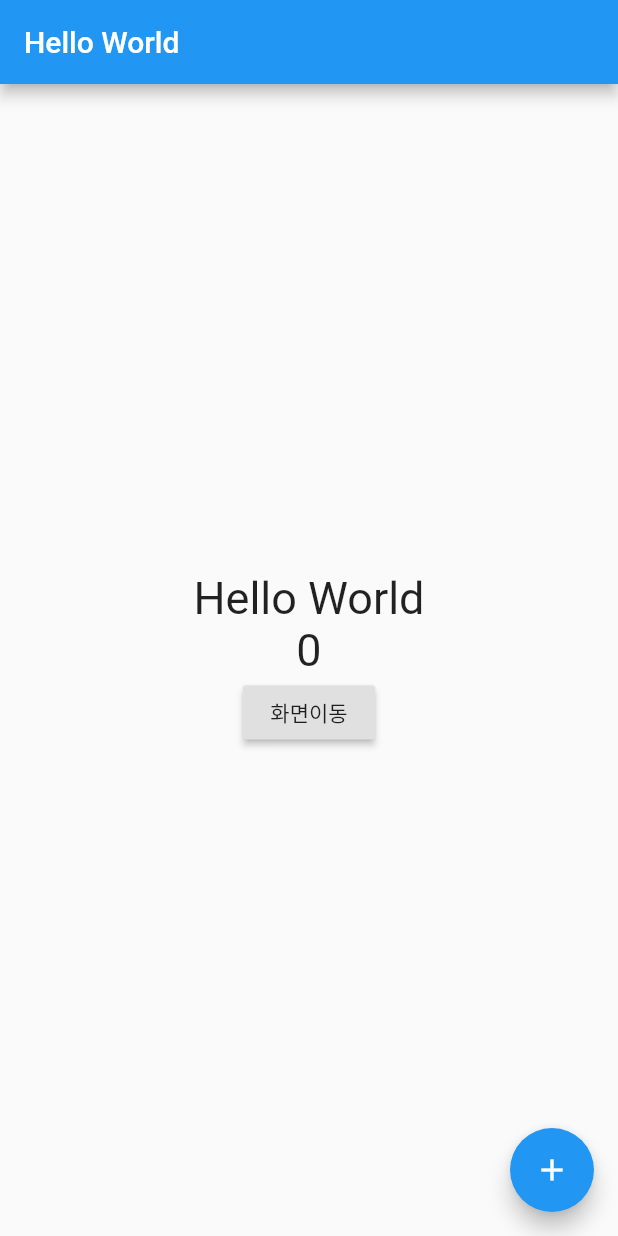
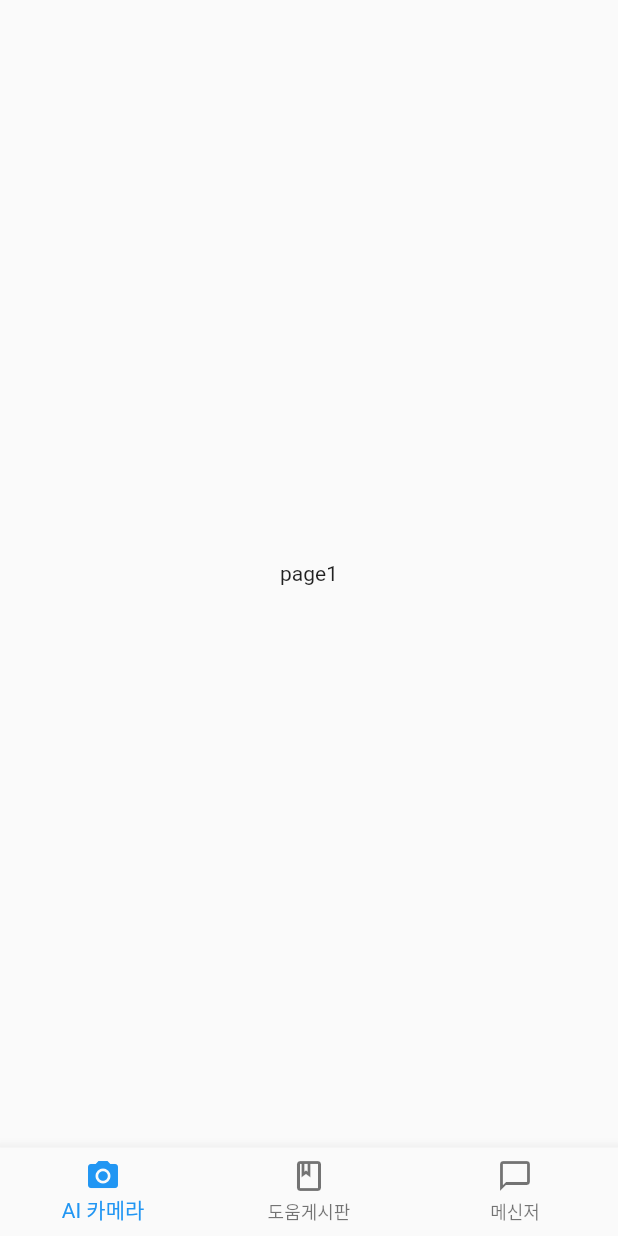
Before and after one commit to kucnea/seemeFlutter, a Flutter app: the screen it shows after launch, on a phone screen of 412 x 824 dp. Run offline on Flutter 3.47's test engine with Material 2 defaults, Android fonts, the phone set to English and light mode, and no system bars.

Commit message:
basic page setting

```diff
--- /dev/null
+++ b/lib/board_page.dart
@@ -0,0 +1,39 @@
+import 'package:flutter/material.dart';
+
+class BoardPage extends StatefulWidget {
+  const BoardPage({Key? key}) : super(key: key);
+
+  @override
+  State<BoardPage> createState() => _BoardPageState();
+}
+
+class _BoardPageState extends State<BoardPage> {
+  int _selectedIndex = 0;
+
+  List _pages = [
+    Text('page1'),
+    Text('page2'),
+    Text('page3'),
+  ];
+
+  @override
+  Widget build(BuildContext context) {
+    return Scaffold(
+      body: Center(child: _pages[_selectedIndex],),
+      bottomNavigationBar: BottomNavigationBar(
+        onTap: _onItemTapped,
+        currentIndex: _selectedIndex,
+        items: <BottomNavigationBarItem>[
+        BottomNavigationBarItem(icon: Icon(Icons.camera_alt), label: 'AI 카메라'),
+        BottomNavigationBarItem(icon: Icon(Icons.book_outlined), label: '도움게시판'),
+        BottomNavigationBarItem(icon: Icon(Icons.chat_bubble_outline), label: '메신저'),
+      ],),
+    );
+  }
+
+  void _onItemTapped(int index) {
+    setState(() {
+      _selectedIndex = index;
+    });
+  }
+}
--- a/lib/main.dart
+++ b/lib/main.dart
@@ -1,5 +1,5 @@
 import 'package:flutter/material.dart';
-import 'cuperino_page.dart';
+import 'package:seeme/root_page.dart';
 
 void main() {
   runApp(const MyApp());
@@ -12,69 +12,11 @@ class MyApp extends StatelessWidget {
   @override
   Widget build(BuildContext context) {
     return MaterialApp(
-      title: 'Flutter Demo',
+      title: 'Seeme Project',
       theme: ThemeData(
-        // This is the theme of your application.
-        //
-        // Try running your application with "flutter run". You'll see the
-        // application has a blue toolbar. Then, without quitting the app, try
-        // changing the primarySwatch below to Colors.green and then invoke
-        // "hot reload" (press "r" in the console where you ran "flutter run",
-        // or simply save your changes to "hot reload" in a Flutter IDE).
-        // Notice that the counter didn't reset back to zero; the application
-        // is not restarted.
         primarySwatch: Colors.blue,
       ),
-        //home: CupertinoPage()
-        home: HelloPage('Hello World')
+        home: RootPage(),
     );
   }
 }
-
-class HelloPage extends StatefulWidget {
-  // const HelloPage({Key? key}) : super(key: key);
-  final String title;
-  HelloPage(this.title);
-
-  @override
-  State<HelloPage> createState() => _HelloPageState();
-}
-
-class _HelloPageState extends State<HelloPage> {
-  String _message = 'Hello World';
-  int _counter = 0;
-
-  @override
-  Widget build(BuildContext context) {
-    return Scaffold(
-      floatingActionButton: FloatingActionButton(
-          child : Icon(Icons.add),
-          onPressed: _changeMessage),
-        appBar : AppBar(
-          title : Text(widget.title),
-        ),
-        body : Center(
-            child: Column(
-              mainAxisAlignment: MainAxisAlignment.center,
-              children: <Widget>[
-                Text(_message,  style: TextStyle(fontSize: 30)),
-                Text('$_counter',  style: TextStyle(fontSize: 30)),
-                RaisedButton(
-                    child: Text('화면이동'),
-                    onPressed: () => {
-                      Navigator.push(
-                          context,
-                          MaterialPageRoute(builder: (context) => CupertinoPage()))
-                    })
-              ],
-            )
-        ));
-  }
-
-  void _changeMessage() {
-    setState(() {
-      _message = '헬로 월드';
-      _counter++;
-    });
-  }
-}
--- /dev/null
+++ b/lib/root_page.dart
@@ -0,0 +1,11 @@
+import 'package:flutter/material.dart';
+import 'package:seeme/board_page.dart';
+
+class RootPage extends StatelessWidget {
+  const RootPage({Key? key}) : super(key: key);
+
+  @override
+  Widget build(BuildContext context) {
+    return BoardPage();
+  }
+}
```
Also changed, not shown: lib/cuperino_page.dart (deleted, +0 -34 lines), lib/login_page.dart (added, +12 -0 lines), lib/camera_page.dart (added), lib/chat_page.dart (added).
